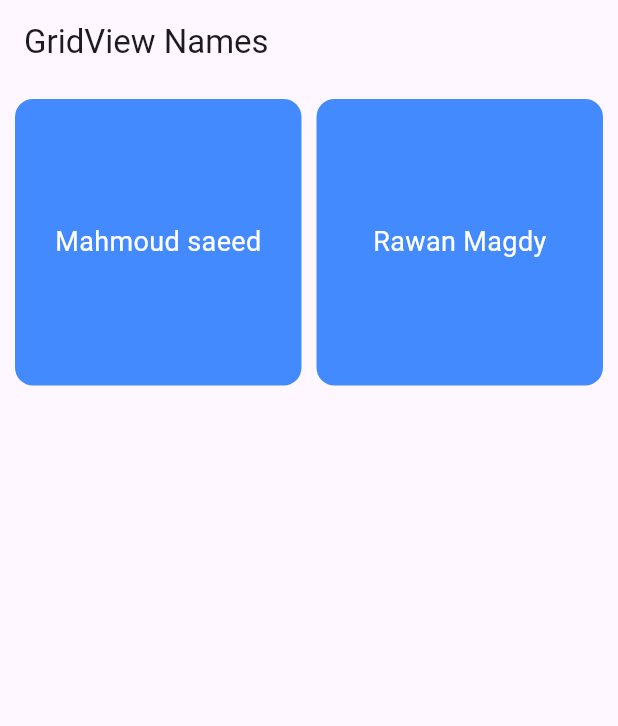
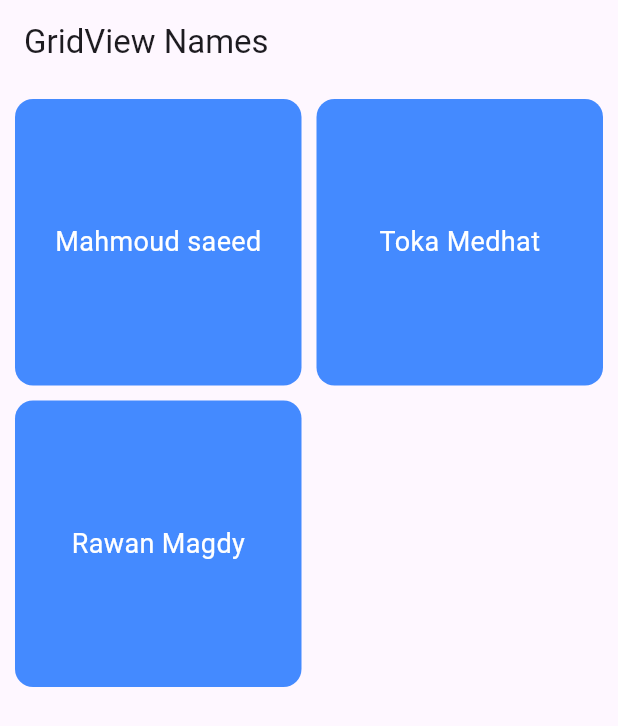
Before and after one commit to mahmoudsaeedm24/nti_std, a Flutter app: the screen it shows after launch, on a phone screen of 412 x 824 dp. Shown: the top 726 px of the screen. Run offline on Flutter 3.47's test engine with Material 3 defaults, Android fonts, the phone set to English and light mode, and no system bars.

Commit message:
Added my screen(Toka)

```diff
--- a/lib/core/color_pallete.dart
+++ b/lib/core/color_pallete.dart
@@ -1,10 +1,11 @@
 import 'package:flutter/material.dart';
 
-enum ColorPallete { pink, lightGreen, cyan, lightBlue, deepOrange, def, }
+enum ColorPallete { pink, purple, lightGreen, cyan, lightBlue, deepOrange, def }
 
 class AppColors {
   AppColors._();
   static const Color pink = Colors.pink;
+  static const Color purple = Color.fromARGB(255, 230, 210, 255);
   static const Color lightGreen = Colors.lightGreen;
   static const Color cyan = Colors.cyan;
   static const Color lightBlue = Colors.lightBlue;
@@ -14,13 +15,14 @@ class AppColors {
   static Color getColor({required ColorPallete colorPallte}) {
     return switch (colorPallte.name) {
       "pink" => AppColors.pink,
+      "purple" => AppColors.purple,
       "lightGreen" => AppColors.lightGreen,
       "cyan" => AppColors.cyan,
       "ligthBlue" => AppColors.lightBlue,
       "deepOrange" => AppColors.deepOrange,
       "def" => AppColors.def,
 
-      _ => const Color.fromARGB(255, 143, 143, 143)
+      _ => const Color.fromARGB(255, 143, 143, 143),
     };
   }
 }
--- a/lib/features/data_source.dart
+++ b/lib/features/data_source.dart
@@ -14,6 +14,23 @@ May Allah reward him abundantly, bless his knowledge, and place all his efforts
     screenColor: ColorPallete.cyan,
   ),
   Person(
+    name: "Toka Medhat",
+    message: '''He who does not thank people does not thank God
+
+    This is the least thing we can do to express our thanks and gratitude to you.
+
+I am truly very grateful for everything you did with us throughout the training period.
+Your effort, patience, and care to deliver the information to us in a simple and clear way made a big difference for us, and also made the experience very enjoyable and beneficial.
+You were not only transferring knowledge to us, but you were also always encouraging us to love the field and continue in it.
+
+Really Your advices made a big difference to me.
+
+May God bless you, your life, and your efforts, increase you from His grace and bounty, and always make you a reason for spreading knowledge to others
+
+''',
+    screenColor: ColorPallete.purple,
+  ),
+  Person(
     name: "Rawan Magdy",
     message: """Good morning Eng Mohamed Emad ,
 I just wanted to take a moment to sincerely thank you, Your respectful attitude, the way you explain things, and how you treat us as students have really left a positive impact on me. Your teaching style is clear and inspiring, and I have truly benefited and learned a lot from you. The religious stories you shared reminded me of one of my old teachers who had the same respectful and kind approach. Your words and manner have touched me and left a good mark in my life. I really hope that one day I will have the chance to work with you in the future and I wish you good in your life and happiness always and success""",
```
Also changed, not shown: pubspec.lock.
